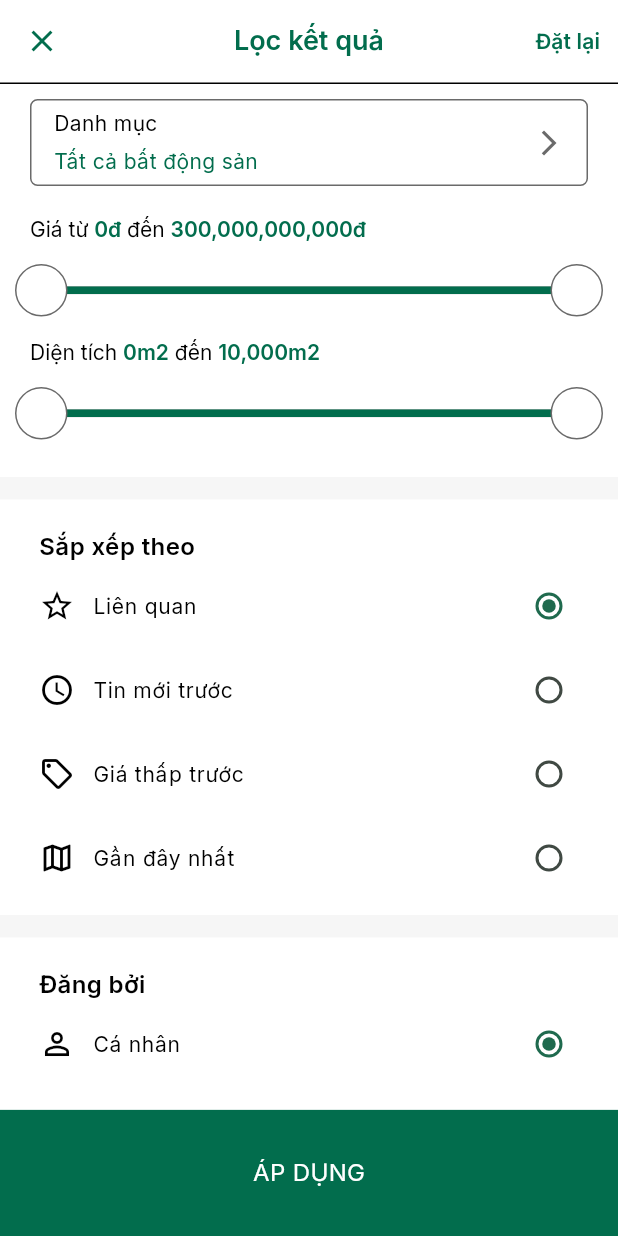
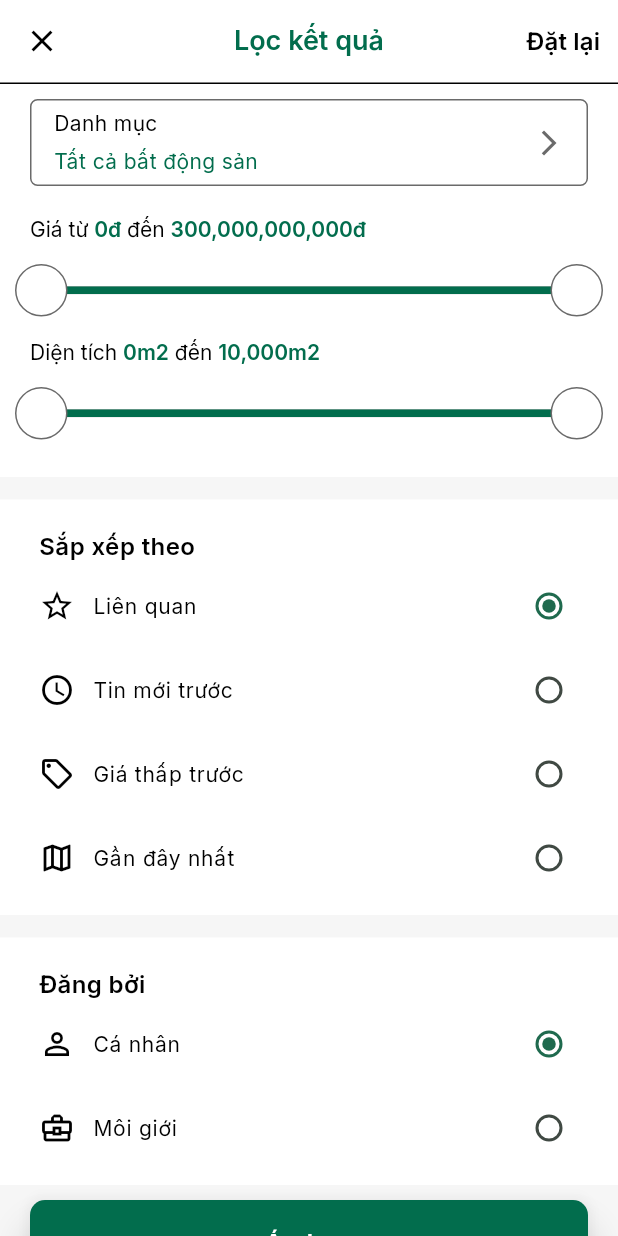
Before and after one commit to minhphan46/nha_gia_re_mobile, a Flutter app: the FilterScreen screen opened directly, on a phone screen of 412 x 824 dp. Run offline on Flutter 3.47's test engine with Material 2 defaults, Android fonts, the phone set to English and light mode, and no system bars; drawn by our look-alikes of flutter_xlider; our stand-ins replace avatar_glow, badges, cached_network_image, carousel_slider, convex_bottom_bar, dartz and 24 more; missing offline and left inert: flutter_zalopay_sdk; accounts and stored records are empty; network calls fail.

Commit message:
change button

```diff
--- a/lib/features/presentation/modules/search/screens/filter_screen.dart
+++ b/lib/features/presentation/modules/search/screens/filter_screen.dart
@@ -1,6 +1,7 @@
 import 'package:flutter/material.dart';
 import 'package:get/get.dart';
 import 'package:nhagiare_mobile/core/extensions/integer_ex.dart';
+import 'package:nhagiare_mobile/core/extensions/textstyle_ex.dart';
 import 'package:nhagiare_mobile/features/presentation/global_widgets/my_appbar.dart';
 import '../../../../../config/theme/app_color.dart';
 import '../../../../../config/theme/text_styles.dart';
@@ -28,29 +29,25 @@ class FilterScreen extends StatelessWidget {
           TextButton(
             onPressed: () {
               // deletefilter
-              //searchController.deleteFilter();
+              searchController.deleteFilter();
             },
             child: Text(
               "Đặt lại",
-              style: AppTextStyles.semiBold14.copyWith(color: AppColors.green),
+              style: AppTextStyles.semiBold16.copyWith(color: AppColors.black),
             ),
           ),
         ],
         leading: IconButton(
           icon: const Icon(Icons.close),
-          color: AppColors.green,
+          color: AppColors.black,
           onPressed: () {
             searchController.popScreen();
-            //searchController.deleteFilter();
+            searchController.deleteFilter();
           },
         ),
       ),
 // body
-      body: Column(
-        children: [
-          SizedBox(
-            height: 83.hp,
-            child: SingleChildScrollView(
+      body: SingleChildScrollView(
         child: Obx(
           () => Column(
             children: [
@@ -68,40 +65,49 @@ class FilterScreen extends StatelessWidget {
                 CardRent(searchController),
               CardSortBy(searchController),
               CardPostedBy(searchController),
-                  ],
+
+              // dang bai ============================================
+              Obx(
+                () => Padding(
+                  padding:
+                      const EdgeInsets.symmetric(horizontal: 20, vertical: 10),
+                  child: ElevatedButton(
+                    onPressed: searchController.isLoadingFilter.value
+                        ? null
+                        : () {
+                            searchController.applyFilter();
+                          },
+                    style: ElevatedButton.styleFrom(
+                      backgroundColor: AppColors.green,
+                      padding: const EdgeInsets.symmetric(vertical: 15),
+                      textStyle: const TextStyle(color: AppColors.white),
+                      elevation: 10,
+                      minimumSize: Size(100.wp, 55),
+                      shape: RoundedRectangleBorder(
+                        borderRadius: BorderRadius.circular(10),
                       ),
                     ),
+                    child: searchController.isLoadingFilter.value
+                        ? const SizedBox(
+                            width: 20,
+                            height: 20,
+                            child: CircularProgressIndicator(
+                              color: Colors.white,
+                              strokeWidth: 2,
                             ),
-          ),
-// apply button
-          Expanded(
-            child: Align(
-              alignment: FractionalOffset.bottomCenter,
-              child: Material(
-                color: AppColors.green,
-                child: InkWell(
-                  onTap: () async {
-                    // Apply filter
-                    //print("hafkjsfhasldfhak;asdasd");
-                    //await searchController.applyFilter();
-                  },
-                  child: Container(
-                    width: double.infinity,
-                    color: Colors.transparent,
-                    child: Center(
-                      child: Text(
-                        "ÁP DỤNG",
-                        style: AppTextStyles.regular16
-                            .copyWith(color: AppColors.white),
-                      ),
-                    ),
-                  ),
+                          )
+                        : Text(
+                            'Áp dụng'.tr,
+                            style:
+                                AppTextStyles.bold14.colorEx(AppColors.white),
                           ),
                   ),
                 ),
               ),
             ],
           ),
+        ),
+      ),
     );
   }
 }
```
Also changed, not shown: lib/features/presentation/modules/search/search_controller.dart (+35 -0 lines). Lines whose indentation alone changed are shown as unchanged.
